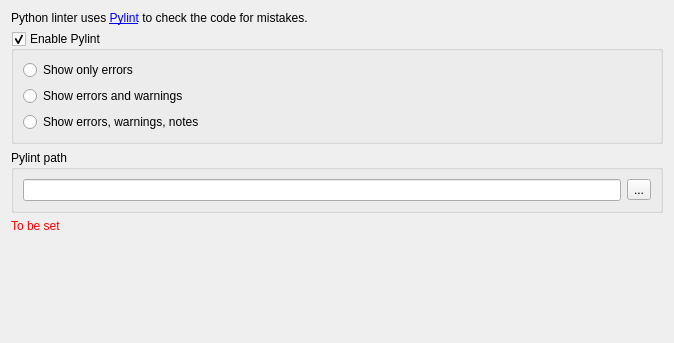
Old version of the form enki/plugins/lint/Settings.ui in the repository andreikop/enki.
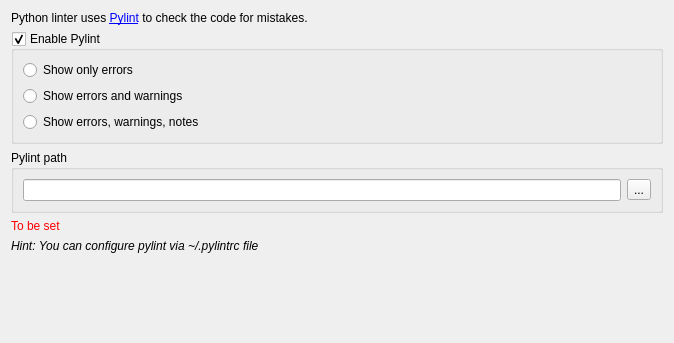
New version of the form.

Commit message: pylint: hint about configuration

Patch:
```diff
--- a/enki/plugins/lint/Settings.ui
+++ b/enki/plugins/lint/Settings.ui
@@ -120,6 +120,18 @@
      </property>
     </widget>
    </item>
+   <item>
+    <widget class="QLabel" name="label_2">
+     <property name="font">
+      <font>
+       <italic>true</italic>
+      </font>
+     </property>
+     <property name="text">
+      <string>Hint: You can configure pylint via ~/.pylintrc file</string>
+     </property>
+    </widget>
+   </item>
    <item>
     <spacer name="verticalSpacer">
      <property name="orientation">
```
